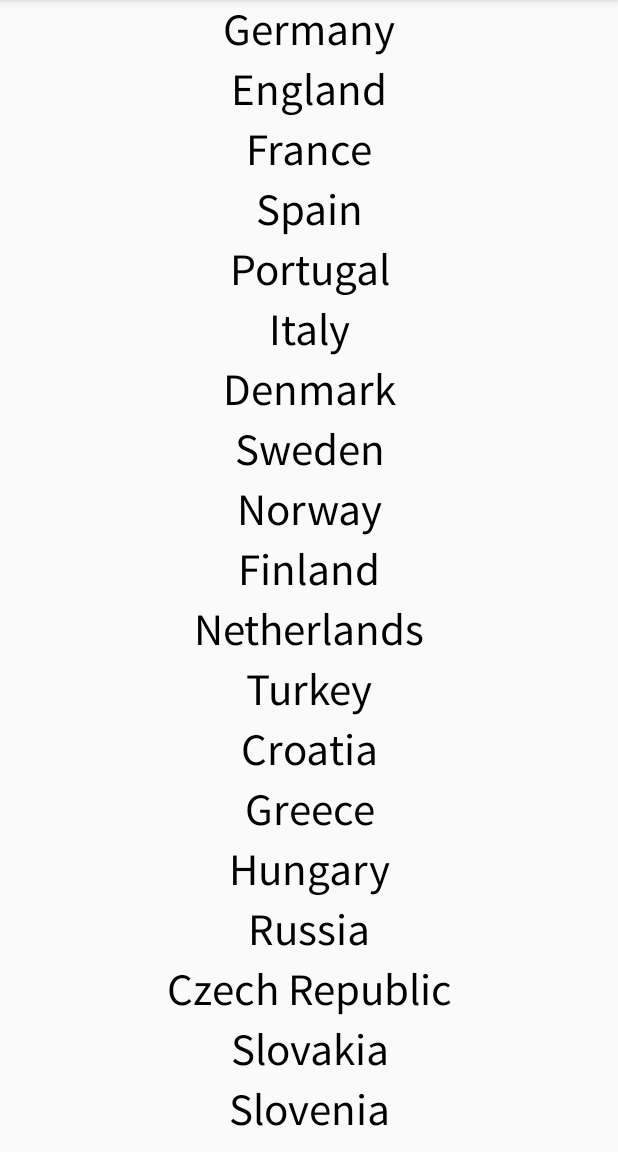
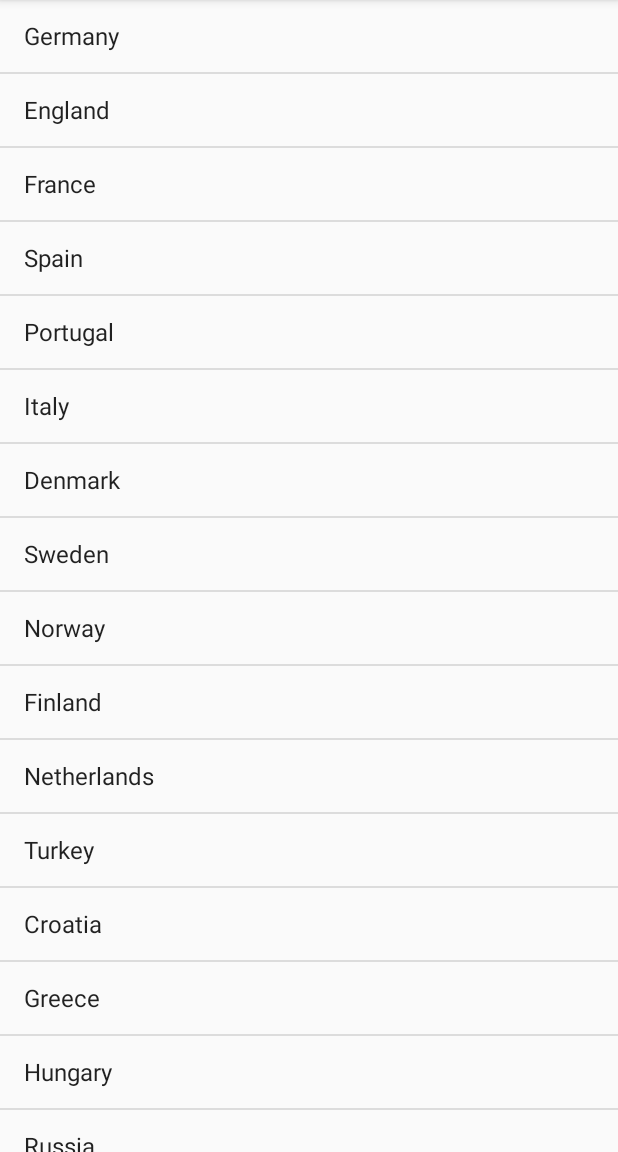
Before and after one commit to NWuensche/AllergyDict, an Android app: the screen it shows after launch (MainActivity), on a phone screen of 412 x 824 dp, the part 84-1236 px from its top. Run offline under Robolectric (Android 15) with nearby library versions, the phone set to English and light mode, and no system bars.

Commit message:
Take out Thread, Use ListView

```diff
--- a/app/build.gradle
+++ b/app/build.gradle
@@ -23,5 +23,4 @@ dependencies {
     compile fileTree(dir: 'libs', include: ['*.jar'])
     compile 'com.android.support:appcompat-v7:27.0.2'
     implementation 'com.android.support.constraint:constraint-layout:1.0.2'
-
 }
--- a/app/src/main/java/niklas/app/allergydictionary/MainActivity.java
+++ b/app/src/main/java/niklas/app/allergydictionary/MainActivity.java
@@ -14,8 +14,10 @@ import android.view.LayoutInflater;
 import android.view.Menu;
 import android.view.MenuItem;
 import android.view.View;
+import android.widget.ArrayAdapter;
 import android.widget.Button;
 import android.widget.LinearLayout;
+import android.widget.ListView;
 import android.widget.TextView;
 
 import java.util.ArrayList;
@@ -29,7 +31,7 @@ public class MainActivity extends AppCompatActivity {
     String UeberItemText = "";
     ArrayList<String> Items;
     Integer InhaltArray = 1;
-    LinearLayout Liste;
+    ListView Liste;
     String BeendenBText = "";
     boolean NichtsAusgewähltAllerge = true;
 
@@ -40,6 +42,7 @@ public class MainActivity extends AppCompatActivity {
     int AnzahlAllergene = 21;
     int[] woRot = new int[AnzahlAllergene];
     boolean ErstesmalAllergene = true;
+    ArrayAdapter<String> itemsAdapter;
 
 
     // TODO Datenbank
@@ -110,10 +113,15 @@ public class MainActivity extends AppCompatActivity {
         super.onCreate(savedInstanceState);
 
         setContentView(R.layout.activity_main);
-        Liste = (LinearLayout) findViewById(R.id.ListeID);
+        Liste = (ListView) findViewById(R.id.ListeID);
+        Items = new ArrayList<String>();
+
+        //Items.add("Test");
+        itemsAdapter = new ArrayAdapter<String>(this, android.R.layout.simple_list_item_1, Items);
+        Liste.setAdapter(itemsAdapter);
         //Liste.setGravity(View.TEXT_ALIGNMENT_CENTER);
 
-        t.execute();
+        //t.execute();
 
 
         AlertDialog.Builder builder = new AlertDialog.Builder(MainActivity.this);
@@ -143,6 +151,9 @@ public class MainActivity extends AppCompatActivity {
                     break;
 
         }
+
+        setArrayListLänder();
+        itemsAdapter.notifyDataSetChanged();
     }
 
 
@@ -159,7 +170,7 @@ public class MainActivity extends AppCompatActivity {
         Items.clear();
         setwoRotNull();
 
-        Liste.removeAllViews();
+        //Liste.removeAllViews();
 
         switch(Locale.getDefault().getLanguage()){
             case "de":
@@ -342,6 +353,8 @@ public class MainActivity extends AppCompatActivity {
         for(String s : LänderNutzer){
             Items.add(s);
         }
+
+        itemsAdapter.notifyDataSetChanged();
 
     }
 
@@ -642,7 +655,7 @@ public class MainActivity extends AppCompatActivity {
                 TextV.setWidth(metrics.widthPixels);
                 TextV.setTypeface(Schrift);
                 TextV.setGravity(Gravity.CENTER_VERTICAL | Gravity.CENTER_HORIZONTAL);
-                Liste.addView(TextV);
+//                Liste.addView(TextV);
                 TextV.setOnClickListener(new View.OnClickListener() {
                     @Override
                     public void onClick(View v) {
--- a/app/src/main/res/layout/activity_main.xml
+++ b/app/src/main/res/layout/activity_main.xml
@@ -1,30 +1,12 @@
-<LinearLayout
+<FrameLayout
     android:layout_width="match_parent"
     android:layout_height="match_parent"
     xmlns:android="http://schemas.android.com/apk/res/android">
-    <ScrollView
-        android:layout_width="fill_parent"
-        android:layout_height="wrap_content"
-        >
-        <LinearLayout
-            android:layout_width="wrap_content"
-            android:layout_height="wrap_content"
-            android:orientation="vertical"
-            android:id="@+id/ListeID"
-           >
-            <!-- Content here -->
-        </LinearLayout>
-    </ScrollView>
 
-</LinearLayout>
-<!--<ScrollView xmlns:android="http://schemas.android.com/apk/res/android" android:layout_width="fill_parent"
-    android:layout_height="wrap_content">
-<LinearLayout xmlns:android="http://schemas.android.com/apk/res/android"
-    xmlns:tools="http://schemas.android.com/tools" android:layout_width="match_parent"
-    android:layout_height="wrap_content" android:paddingLeft="@dimen/activity_horizontal_margin"
-    android:paddingRight="@dimen/activity_horizontal_margin"
-    android:paddingTop="@dimen/activity_vertical_margin"
-    android:paddingBottom="@dimen/activity_vertical_margin" tools:context=".MainActivity">
+    <ListView
+        android:layout_width="match_parent"
+        android:layout_height="match_parent"
+        android:id="@+id/ListeID"
+        />
 
-</LinearLayout>
-</ScrollView>-->
+</FrameLayout>
```
